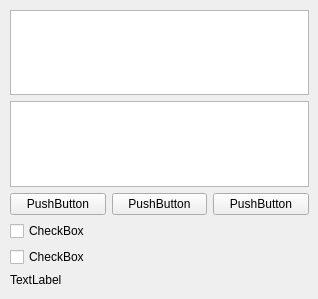
Above: en_win.ui from SokAnn/phone_book before the change. Below: the same form after it.
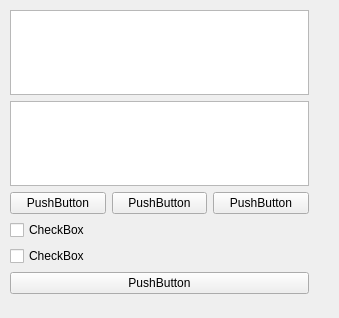
That is the form after the change.

What changed in the file:
```diff
--- a/en_win.ui
+++ b/en_win.ui
@@ -6,8 +6,8 @@
    <rect>
     <x>0</x>
     <y>0</y>
-    <width>318</width>
-    <height>299</height>
+    <width>339</width>
+    <height>318</height>
    </rect>
   </property>
   <property name="windowTitle">
@@ -20,7 +20,7 @@
       <x>10</x>
       <y>10</y>
       <width>299</width>
-      <height>277</height>
+      <height>284</height>
      </rect>
     </property>
     <layout class="QVBoxLayout" name="verticalLayout_3">
@@ -61,6 +61,9 @@
         <layout class="QVBoxLayout" name="verticalLayout_2">
          <item>
           <widget class="QCheckBox" name="RememberCheckBox">
+           <property name="layoutDirection">
+            <enum>Qt::LeftToRight</enum>
+           </property>
            <property name="text">
             <string>CheckBox</string>
            </property>
@@ -74,9 +77,9 @@
           </widget>
          </item>
          <item>
-          <widget class="QLabel" name="label">
+          <widget class="QPushButton" name="ForgotPassButton">
            <property name="text">
-            <string>TextLabel</string>
+            <string>PushButton</string>
            </property>
           </widget>
          </item>
```
